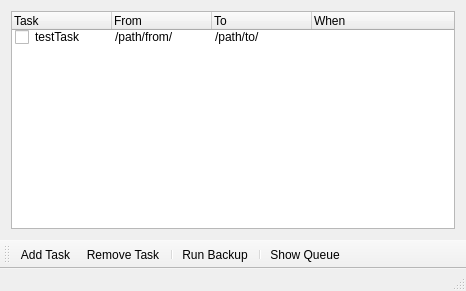
This is mainwindow/mainwindow.ui in roman-zms/qbackup as Qt 5 draws it before an edit. The edited form follows.
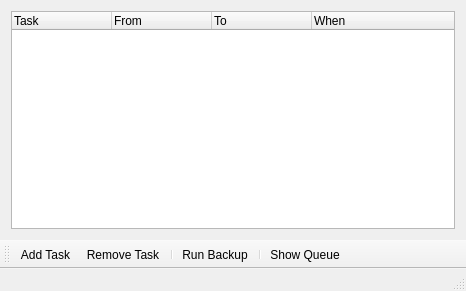
This is the edited form.

What changed in the file:
```diff
--- a/mainwindow/mainwindow.ui
+++ b/mainwindow/mainwindow.ui
@@ -32,6 +32,12 @@
       <attribute name="headerCascadingSectionResizes">
        <bool>true</bool>
       </attribute>
+      <attribute name="headerShowSortIndicator" stdset="0">
+       <bool>false</bool>
+      </attribute>
+      <attribute name="headerStretchLastSection">
+       <bool>true</bool>
+      </attribute>
       <column>
        <property name="text">
         <string>Task</string>
@@ -52,20 +58,6 @@
         <string>When</string>
        </property>
       </column>
-      <item>
-       <property name="text">
-        <string>testTask</string>
-       </property>
-       <property name="checkState">
-        <enum>Unchecked</enum>
-       </property>
-       <property name="text">
-        <string>/path/from/</string>
-       </property>
-       <property name="text">
-        <string>/path/to/</string>
-       </property>
-      </item>
      </widget>
     </item>
    </layout>
```
